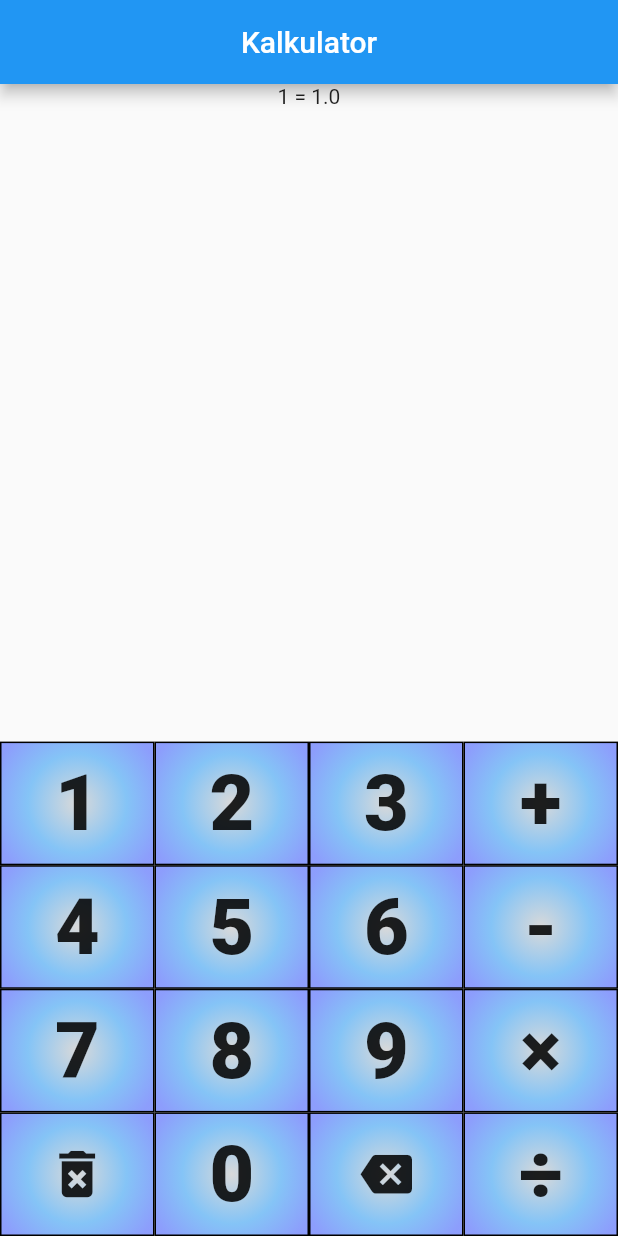
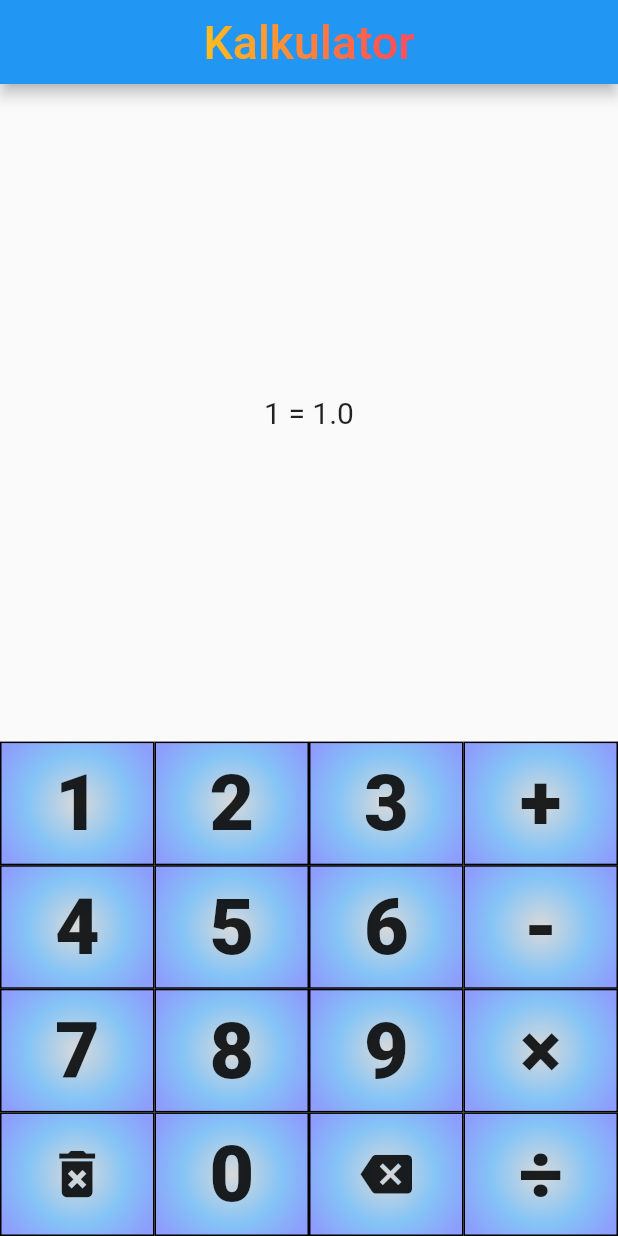
Before and after one commit to GrzesS0/Calculator, a Flutter app: the screen it shows after launch, after a tap on an icon or button, on a phone screen of 412 x 824 dp. Run offline on Flutter 3.47's test engine with Material 2 defaults, Android fonts, the phone set to English and light mode, and no system bars.

Commit message:
beta 2.0.1 poprawki graficzne

```diff
--- a/lib/main.dart
+++ b/lib/main.dart
@@ -95,19 +95,15 @@ class _MyButtonState extends State<MyButton> {
       ),
       onTap: () {
         var state = Provider.of<Tekst>(context, listen: false);
-        if(widget.znak=="d"){
-          if(state.tekst!="")
-          state.tekst=state.tekst.substring(0,state.tekst.length-1);
+        if (widget.znak == "d") {
+          if (state.tekst != "")
+            state.tekst = state.tekst.substring(0, state.tekst.length - 1);
+        } else {
+          if (widget.znak == "c") {
+            state.tekst = "";
+          } else
+            state.tekst += widget.znak;
         }
-        else
-          {
-            if(widget.znak=="c")
-              {
-                state.tekst="";
-              }
-            else
-        state.tekst += widget.znak;
-          }
       },
     );
   }
@@ -134,51 +130,79 @@ class MyHomePage extends StatefulWidget {
 }
 
 class _MyHomePageState extends State<MyHomePage> {
+  String calculateTotalValue() {
+    var state = Provider.of<Tekst>(context, listen: true);
+    String tekst = state.tekst;
+    List<double> liczby = [];
+    String znaki = "";
+    while (tekst != "") {
+      List<int> z = [
+        tekst.indexOf("+"),
+        tekst.indexOf("-"),
+        tekst.indexOf("×"),
+        tekst.indexOf("÷")
+      ];
+      z.sort();
+      int y = -1;
+      for (int i = 0; i < 4; i++)
+        if (z[i] != -1) {
+          y = z[i];
+          break;
+        }
+      if (y == -1) y = tekst.length;
+      liczby.add(double.parse(tekst.substring(0, y)));
+      if (y != tekst.length) {
+        znaki += tekst.substring(y, y + 1);
+        y++;
+      }
+      tekst = tekst.substring(y);
+    }
+    tekst = state.tekst;
+    tekst += " = ";
+    if (liczby.length > znaki.length)
+      while (liczby.length != 1) {
+        int x = 0;
+        if (znaki.indexOf("×") != -1 || znaki.indexOf("÷") != -1) {
+          x = znaki.indexOf("×");
+          if (x == -1 || (znaki.indexOf("÷") != -1 && znaki.indexOf("÷") < x))
+            x = znaki.indexOf("÷");
+          if (znaki[x] == "×")
+            liczby[x] = liczby[x] * liczby[x + 1];
+          else
+            liczby[x] = liczby[x] / liczby[x + 1];
+        } else {
+          if (znaki[0] == "+")
+            liczby[x] = liczby[x] + liczby[x + 1];
+          else
+            liczby[x] -= liczby[x + 1];
+        }
+        znaki = znaki.substring(0, x) + znaki.substring(x + 1);
+        liczby.removeAt(x + 1);
+      }
+    tekst += liczby[0].toString();
+    return tekst;
+  }
+
   @override
   Widget build(BuildContext context) {
     var state = Provider.of<Tekst>(context, listen: true);
-    String tekst="";
-    if(state.tekst!=""){
-      tekst = state.tekst;
-      List<double>liczby = [];
-      String znaki = "";
-      while(tekst!=""){
-        List <int> z = [tekst.indexOf("+"),tekst.indexOf("-"),tekst.indexOf("×"),tekst.indexOf("÷")];
-        z.sort();
-        int y=-1;
-        for(int i=0;i<4;i++)if(z[i]!=-1) {y=z[i]; break;}
-        if(y==-1)y=tekst.length;
-        liczby.add(double.parse(tekst.substring(0,y)));
-        if(y!=tekst.length) {
-          znaki += tekst.substring(y,y+1);
-          y++;
-        }
-        tekst=tekst.substring(y);
-      }
-      tekst = state.tekst;
-      tekst+=" = ";
-      if(liczby.length>znaki.length)
-      while(liczby.length!=1){
-        int x=0;
-        if(znaki.indexOf("×")!=-1 || znaki.indexOf("÷")!=-1){
-          x=znaki.indexOf("×");
-          if(x==-1||(znaki.indexOf("÷")!=-1&&znaki.indexOf("÷")<x))x=znaki.indexOf("÷");
-          if(znaki[x]=="×")liczby[x] = liczby[x]*liczby[x+1];
-          else liczby[x] = liczby[x]/liczby[x+1];
-        }else{
-          if(znaki[0]=="+")liczby[x]=liczby[x]+liczby[x+1];
-          else liczby[x]-=liczby[x+1];
-        }
-           znaki = znaki.substring(0,x)+znaki.substring(x+1);
-        liczby.removeAt(x+1);
-      }
-      tekst+=liczby[0].toString();
+    String tekst = "";
+    if (state.tekst != "") {
+      tekst = calculateTotalValue();
     }
     return Scaffold(
       appBar: AppBar(
         title: Center(
           child: Text(
             widget.title,
+            style: TextStyle(
+                fontSize: 31,
+                foreground: Paint()
+                  ..shader = LinearGradient(colors: [
+                    Colors.yellowAccent,
+                    Colors.redAccent,
+                    Colors.purpleAccent
+                  ]).createShader(Rect.fromLTWH(60.0, 0.0, 400.0, 300.0))),
             textAlign: TextAlign.center,
           ),
         ),
@@ -187,7 +211,19 @@ class _MyHomePageState extends State<MyHomePage> {
         child: Column(
           mainAxisAlignment: MainAxisAlignment.center,
           children: <Widget>[
-            Expanded(child: Text(tekst)),
+            Expanded(
+              child: InteractiveViewer(
+                scaleEnabled: true,
+                maxScale: 3,
+                child: Center(
+                    child: Text(
+                  tekst,
+                  style: TextStyle(
+                    fontSize: 20,
+                  ),
+                )),
+              ),
+            ),
             MyRow(Lista: ["1", "2", "3", "+"]),
             MyRow(Lista: ["4", "5", "6", "-"]),
             MyRow(Lista: ["7", "8", "9", "×"]),
```
